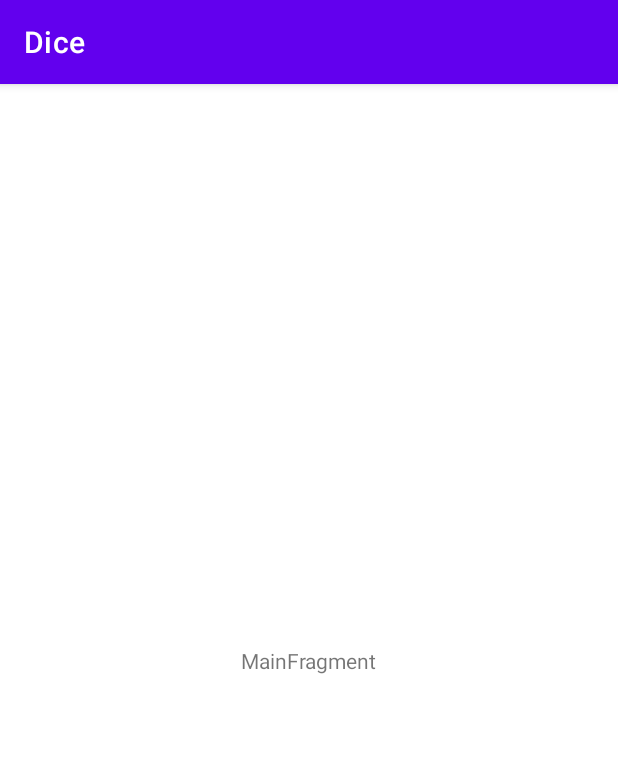
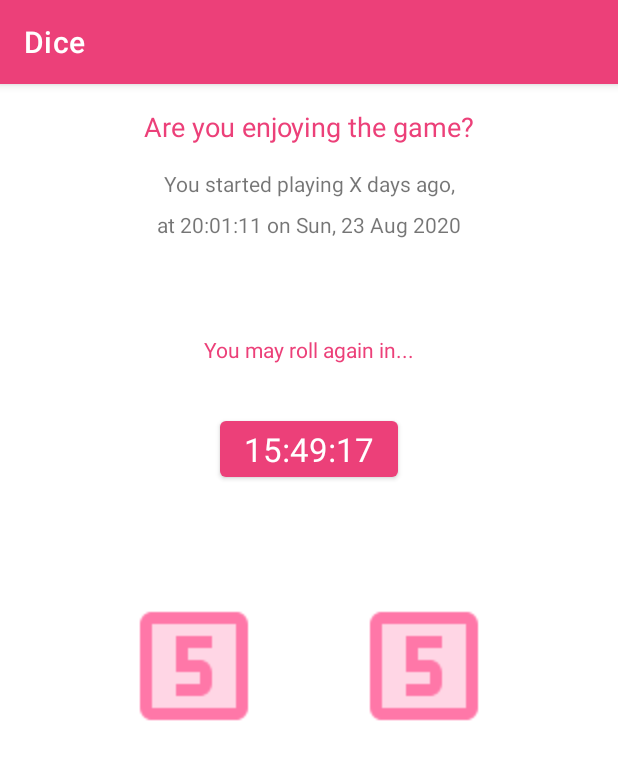
Before and after one commit to WhagTayil/Dice, an Android app: the screen it shows after launch (MainActivity), on a phone screen of 412 x 824 dp. Shown: the top 760 px of the screen. Run offline under Robolectric (Android 15) with nearby library versions, the phone set to English and light mode, and no system bars.

Commit message:
Work on UI for start- and playing- screens. Pink theme.

```diff
--- a/app/build.gradle
+++ b/app/build.gradle
@@ -35,6 +35,7 @@ dependencies {
     implementation 'androidx.constraintlayout:constraintlayout:2.0.4'
     implementation 'androidx.lifecycle:lifecycle-livedata-ktx:2.3.0'
     implementation 'androidx.lifecycle:lifecycle-viewmodel-ktx:2.3.0'
+    implementation 'androidx.legacy:legacy-support-v4:1.0.0'
     testImplementation 'junit:junit:4.+'
     androidTestImplementation 'androidx.test.ext:junit:1.1.2'
     androidTestImplementation 'androidx.test.espresso:espresso-core:3.3.0'
--- /dev/null
+++ b/app/src/main/res/drawable/ic_looks_5_black_48dp_2tone.xml
@@ -0,0 +1,14 @@
+<vector xmlns:android="http://schemas.android.com/apk/res/android"
+    android:width="48dp"
+    android:height="48dp"
+    android:viewportWidth="24"
+    android:viewportHeight="24">
+  <path
+      android:pathData="M19,5L5,5v14h14L19,5zM15,9h-4v2h2c1.1,0 2,0.89 2,2v2c0,1.11 -0.9,2 -2,2L9,17v-2h4v-2L9,13L9,7h6v2z"
+      android:strokeAlpha="0.3"
+      android:fillColor="#000000"
+      android:fillAlpha="0.3"/>
+  <path
+      android:pathData="M5,21h14c1.1,0 2,-0.9 2,-2L21,5c0,-1.1 -0.9,-2 -2,-2L5,3c-1.1,0 -2,0.9 -2,2v14c0,1.1 0.9,2 2,2zM5,5h14v14L5,19L5,5zM9,13h4v2L9,15v2h4c1.1,0 2,-0.89 2,-2v-2c0,-1.11 -0.9,-2 -2,-2h-2L11,9h4L15,7L9,7v6z"
+      android:fillColor="#000000"/>
+</vector>
--- a/app/src/main/res/layout/main_fragment.xml
+++ b/app/src/main/res/layout/main_fragment.xml
@@ -8,13 +8,84 @@
     tools:context=".ui.main.MainFragment">
 
     <TextView
-        android:id="@+id/message"
+        android:id="@+id/textViewMainEnjoy"
         android:layout_width="wrap_content"
         android:layout_height="wrap_content"
-        android:text="MainFragment"
-        app:layout_constraintBottom_toBottomOf="parent"
+        android:layout_marginTop="16dp"
+        android:text="@string/text_main_enjoy"
+        android:textColor="@color/colorPrimary"
+        android:textSize="18sp"
         app:layout_constraintEnd_toEndOf="parent"
         app:layout_constraintStart_toStartOf="parent"
         app:layout_constraintTop_toTopOf="parent" />
 
+    <TextView
+        android:id="@+id/textViewMainDaysElapsed"
+        android:layout_width="wrap_content"
+        android:layout_height="wrap_content"
+        android:layout_marginTop="16dp"
+        android:text="@string/text_main_days_elapsed"
+        app:layout_constraintEnd_toEndOf="parent"
+        app:layout_constraintStart_toStartOf="parent"
+        app:layout_constraintTop_toBottomOf="@+id/textViewMainEnjoy" />
+
+    <TextView
+        android:id="@+id/textViewMainStartTime"
+        android:layout_width="wrap_content"
+        android:layout_height="wrap_content"
+        android:layout_marginTop="8dp"
+        android:text="@string/text_main_start_time"
+        app:layout_constraintEnd_toEndOf="parent"
+        app:layout_constraintStart_toStartOf="parent"
+        app:layout_constraintTop_toBottomOf="@+id/textViewMainDaysElapsed" />
+
+    <TextView
+        android:id="@+id/textViewMainRoll"
+        android:layout_width="wrap_content"
+        android:layout_height="wrap_content"
+        android:layout_marginTop="64dp"
+        android:text="@string/text_main_roll"
+        android:textColor="@color/colorPrimary"
+        app:layout_constraintEnd_toEndOf="parent"
+        app:layout_constraintStart_toStartOf="parent"
+        app:layout_constraintTop_toBottomOf="@+id/textViewMainStartTime" />
+
+    <Button
+        android:id="@+id/button"
+        android:layout_width="wrap_content"
+        android:layout_height="wrap_content"
+        android:layout_marginTop="32dp"
+        android:text="@string/button_main_open_in"
+        android:textAppearance="@style/TextAppearance.AppCompat.Large"
+        app:layout_constraintEnd_toEndOf="parent"
+        app:layout_constraintStart_toStartOf="parent"
+        app:layout_constraintTop_toBottomOf="@+id/textViewMainRoll" />
+
+    <ImageView
+        android:id="@+id/imageViewMainDice01"
+        android:layout_width="wrap_content"
+        android:layout_height="wrap_content"
+        android:layout_marginTop="96dp"
+        android:scaleX="2"
+        android:scaleY="2"
+        android:src="@drawable/ic_looks_5_black_48dp_2tone"
+        app:tint="@color/colorAccent"
+        app:layout_constraintEnd_toStartOf="@+id/imageViewMainDice02"
+        app:layout_constraintHorizontal_bias="0.5"
+        app:layout_constraintStart_toStartOf="parent"
+        app:layout_constraintTop_toBottomOf="@+id/button" />
+
+    <ImageView
+        android:id="@+id/imageViewMainDice02"
+        android:layout_width="wrap_content"
+        android:layout_height="wrap_content"
+        android:scaleX="2"
+        android:scaleY="2"
+        android:src="@drawable/ic_looks_5_black_48dp_2tone"
+        app:tint="@color/colorAccent"
+        app:layout_constraintEnd_toEndOf="parent"
+        app:layout_constraintHorizontal_bias="0.5"
+        app:layout_constraintStart_toEndOf="@+id/imageViewMainDice01"
+        app:layout_constraintTop_toTopOf="@+id/imageViewMainDice01" />
+
 </androidx.constraintlayout.widget.ConstraintLayout>
--- a/app/src/main/res/values/colors.xml
+++ b/app/src/main/res/values/colors.xml
@@ -7,4 +7,15 @@
     <color name="teal_700">#FF018786</color>
     <color name="black">#FF000000</color>
     <color name="white">#FFFFFFFF</color>
+
+
+    <color name="colorPrimary">#EC4079</color>
+    <color name="colorPrimaryDark">#B4004D</color>
+    <color name="colorAccent">#FF77A8</color>
+
+    <color name="colorPrimaryText">#000000</color>
+
+
+
+
 </resources>
--- a/app/src/main/res/values/strings.xml
+++ b/app/src/main/res/values/strings.xml
@@ -1,3 +1,14 @@
 <resources>
     <string name="app_name">Dice</string>
+
+    <string name="text_start_title">Dice Game Rules</string>
+    <string name="text_start_rules">We\'re going to play a game with your chastity. We throw these two dice. If you get a double, congratulations - you may unlock. If not - too bad. You have to wait a day before you can try again.\n\nBut if you throw a one, you have to wait for the number of days as shown on the other die.\n\nUnless you throw a double one. Then you have to wait a week before asking.\n\n\nClick the go button when you\'re ready to start.</string>
+    <string name="checkbox_start_locked">i\'m locked and ready</string>
+    <string name="button_start_go">s t a r t</string>
+
+    <string name="text_main_enjoy">Are you enjoying the game?</string>
+    <string name="text_main_days_elapsed">You started playing X days ago,</string>
+    <string name="text_main_start_time">at 20:01:11 on Sun, 23 Aug 2020</string>
+    <string name="text_main_roll">You may roll again in...</string>
+    <string name="button_main_open_in">15:49:17</string>
 </resources>
--- a/app/src/main/res/values/themes.xml
+++ b/app/src/main/res/values/themes.xml
@@ -2,8 +2,8 @@
     <!-- Base application theme. -->
     <style name="Theme.Dice" parent="Theme.MaterialComponents.DayNight.DarkActionBar">
         <!-- Primary brand color. -->
-        <item name="colorPrimary">@color/purple_500</item>
-        <item name="colorPrimaryVariant">@color/purple_700</item>
+        <item name="colorPrimary">@color/colorPrimary</item>
+        <item name="colorPrimaryVariant">@color/colorPrimaryDark</item>
         <item name="colorOnPrimary">@color/white</item>
         <!-- Secondary brand color. -->
         <item name="colorSecondary">@color/teal_200</item>
```
Also changed, not shown: app/src/main/java/org/whagtayil/dice/StartFragment.java (added, +64 -0 lines), app/src/main/res/drawable/ic_looks_3_black_48dp_2tone.xml (added, +14 -0 lines), app/src/main/res/drawable/ic_looks_4_black_48dp_2tone.xml (added, +14 -0 lines), app/src/main/res/drawable/ic_looks_6_black_48dp_2tone.xml (added, +14 -0 lines), app/src/main/res/drawable/ic_looks_one_black_48dp_2tone.xml (added, +14 -0 lines), app/src/main/res/drawable/ic_looks_two_black_48dp_2tone.xml (added, +14 -0 lines), app/src/main/res/layout/start_fragment.xml (added, +58 -0 lines), 1 other file.
